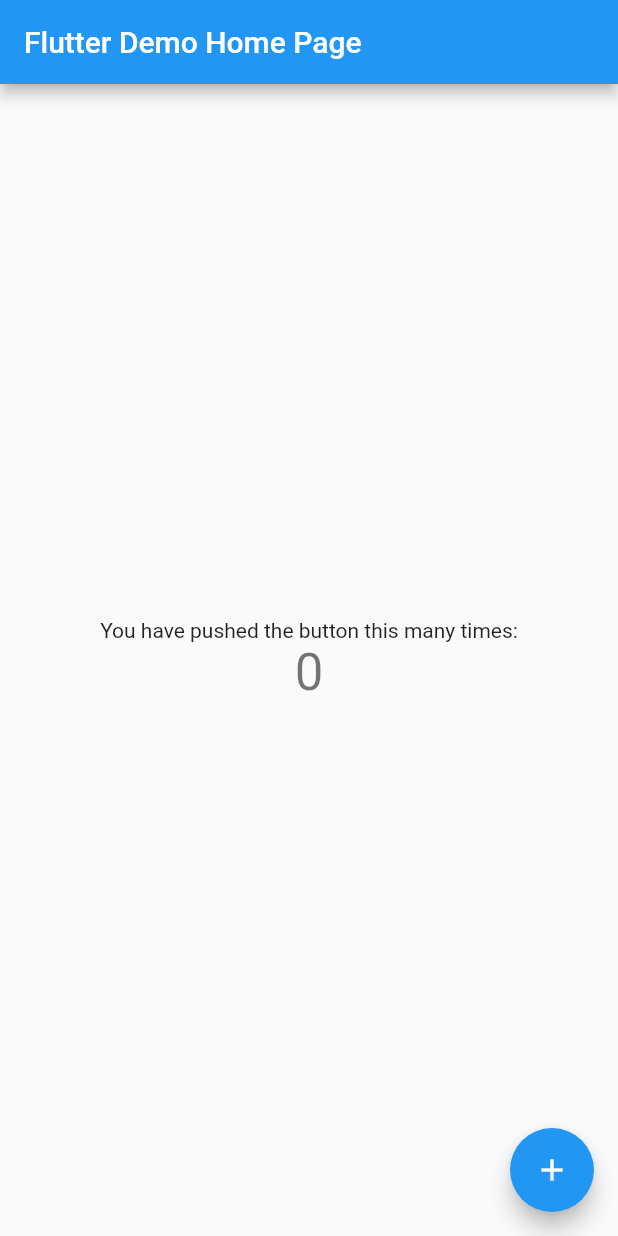
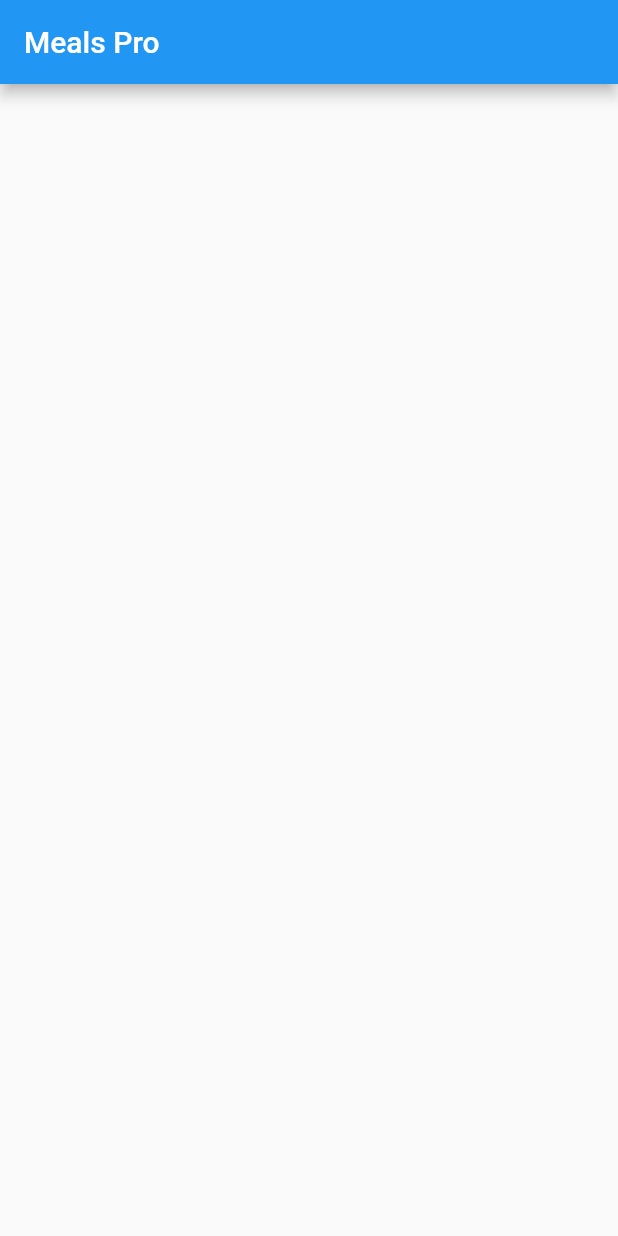
Before and after one commit to pranjalchaplot/meals_pro, a Flutter app: the screen it shows after launch, on a phone screen of 412 x 824 dp. Run offline on Flutter 3.47's test engine with Material 2 defaults, Android fonts, the phone set to English and light mode, and no system bars.

Commit message:
do base setup

```diff
--- a/lib/main.dart
+++ b/lib/main.dart
@@ -7,109 +7,33 @@
 class MyApp extends StatelessWidget {
   const MyApp({super.key});
 
-  // This widget is the root of your application.
   @override
   Widget build(BuildContext context) {
     return MaterialApp(
-      title: 'Flutter Demo',
+      title: 'Meals Pro',
       theme: ThemeData(
-        // This is the theme of your application.
-        //
-        // Try running your application with "flutter run". You'll see the
-        // application has a blue toolbar. Then, without quitting the app, try
-        // changing the primarySwatch below to Colors.green and then invoke
-        // "hot reload" (press "r" in the console where you ran "flutter run",
-        // or simply save your changes to "hot reload" in a Flutter IDE).
-        // Notice that the counter didn't reset back to zero; the application
-        // is not restarted.
         primarySwatch: Colors.blue,
       ),
-      home: const MyHomePage(title: 'Flutter Demo Home Page'),
+      home: const MyHomePage(),
     );
   }
 }
 
 class MyHomePage extends StatefulWidget {
-  const MyHomePage({super.key, required this.title});
-
-  // This widget is the home page of your application. It is stateful, meaning
-  // that it has a State object (defined below) that contains fields that affect
-  // how it looks.
-
-  // This class is the configuration for the state. It holds the values (in this
-  // case the title) provided by the parent (in this case the App widget) and
-  // used by the build method of the State. Fields in a Widget subclass are
-  // always marked "final".
-
-  final String title;
+  const MyHomePage({super.key});
 
   @override
   State<MyHomePage> createState() => _MyHomePageState();
 }
 
 class _MyHomePageState extends State<MyHomePage> {
-  int _counter = 0;
-
-  void _incrementCounter() {
-    setState(() {
-      // This call to setState tells the Flutter framework that something has
-      // changed in this State, which causes it to rerun the build method below
-      // so that the display can reflect the updated values. If we changed
-      // _counter without calling setState(), then the build method would not be
-      // called again, and so nothing would appear to happen.
-      _counter++;
-    });
-  }
-
   @override
   Widget build(BuildContext context) {
-    // This method is rerun every time setState is called, for instance as done
-    // by the _incrementCounter method above.
-    //
-    // The Flutter framework has been optimized to make rerunning build methods
-    // fast, so that you can just rebuild anything that needs updating rather
-    // than having to individually change instances of widgets.
     return Scaffold(
       appBar: AppBar(
-        // Here we take the value from the MyHomePage object that was created by
-        // the App.build method, and use it to set our appbar title.
-        title: Text(widget.title),
+        title: const Text('Meals Pro'),
       ),
-      body: Center(
-        // Center is a layout widget. It takes a single child and positions it
-        // in the middle of the parent.
-        child: Column(
-          // Column is also a layout widget. It takes a list of children and
-          // arranges them vertically. By default, it sizes itself to fit its
-          // children horizontally, and tries to be as tall as its parent.
-          //
-          // Invoke "debug painting" (press "p" in the console, choose the
-          // "Toggle Debug Paint" action from the Flutter Inspector in Android
-          // Studio, or the "Toggle Debug Paint" command in Visual Studio Code)
-          // to see the wireframe for each widget.
-          //
-          // Column has various properties to control how it sizes itself and
-          // how it positions its children. Here we use mainAxisAlignment to
-          // center the children vertically; the main axis here is the vertical
-          // axis because Columns are vertical (the cross axis would be
-          // horizontal).
-          mainAxisAlignment: MainAxisAlignment.center,
-          children: <Widget>[
-            const Text(
-              'You have pushed the button this many times:',
-            ),
-            Text(
-              '$_counter',
-              style: Theme.of(context).textTheme.headline4,
-            ),
-          ],
-        ),
-      ),
-      floatingActionButton: FloatingActionButton(
-        onPressed: _incrementCounter,
-        tooltip: 'Increment',
-        child: const Icon(Icons.add),
-      ), // This trailing comma makes auto-formatting nicer for build methods.
+      body: Container(),
     );
   }
 }
```
Also changed, not shown: 1 other file.
